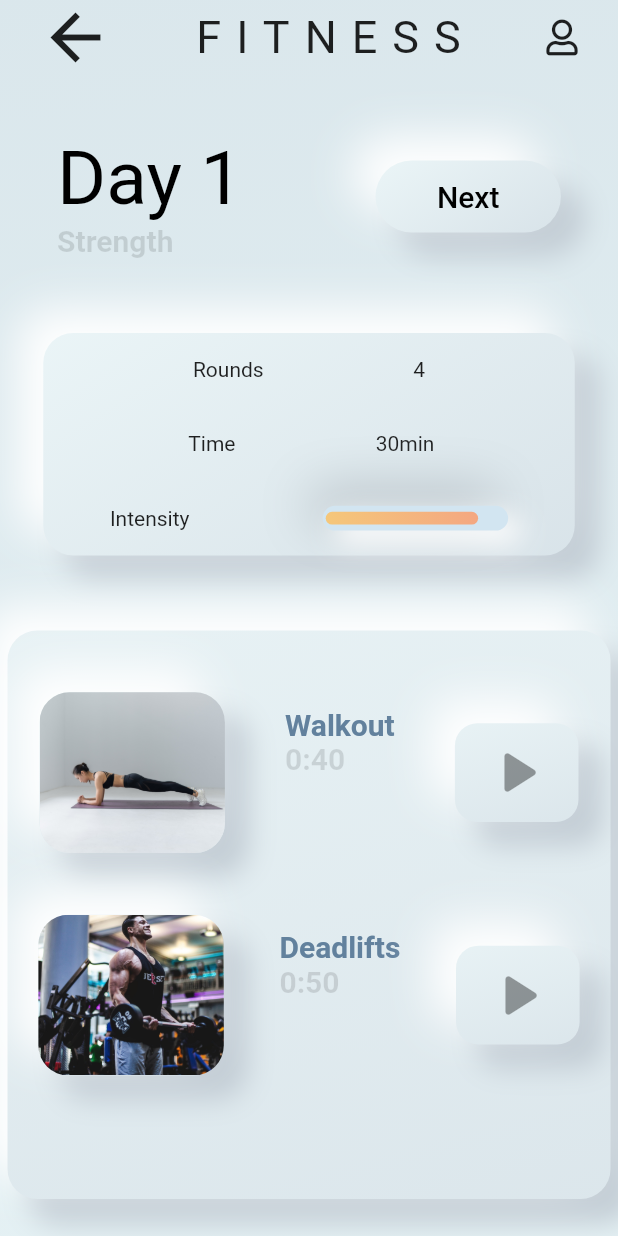
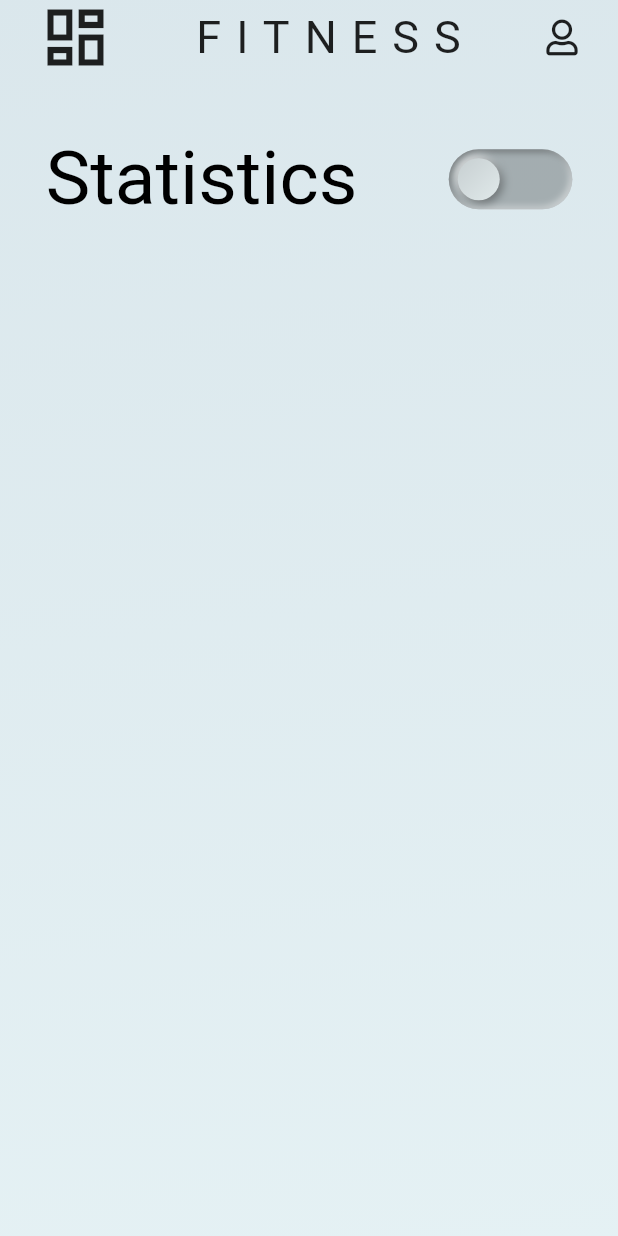
Before and after one commit to KS9004/flutter_fitness_ui_app, a Flutter app: the screen it shows after launch, on a phone screen of 412 x 824 dp. Run offline on Flutter 3.47's test engine with Material 2 defaults, Android fonts, the phone set to English and light mode, and no system bars; drawn by our look-alikes of flutter_neumorphic; our stand-ins replace font_awesome_flutter, get, slider_button; statements that could not run were skipped.

Commit message:
added statistics screen with text,info

```diff
--- a/lib/fitness.dart
+++ b/lib/fitness.dart
@@ -1,7 +1,9 @@
 import 'package:fitness_ui_app/fitnessList.dart';
 import 'package:flutter/material.dart';
 import 'package:font_awesome_flutter/font_awesome_flutter.dart';
+import 'package:get/get.dart';
 
+// ignore: must_be_immutable
 class Fitness extends StatelessWidget {
 var fit = FitnessData();
   @override
@@ -43,14 +45,16 @@ var fit = FitnessData();
                Row(
                  mainAxisAlignment: MainAxisAlignment.spaceAround,
                  children: [
-                 Icon(Icons.arrow_back,size:50.0,),
+                 IconButton(icon: Icon(Icons.arrow_back),
+                     iconSize: 45.0,
+                     onPressed: ()=>Get.back()),
                  Text("FITNESS",style: TextStyle(
                    fontSize: 30.0,
                    letterSpacing: 10.0,
                  ),),
                    Icon(FontAwesomeIcons.user )
                ],),
-               SizedBox(height:40.0),
+               SizedBox(height:35.0),
                Row(
                  mainAxisAlignment: MainAxisAlignment.spaceAround,
                  children: [
--- /dev/null
+++ b/lib/fitness_homepage.dart
@@ -0,0 +1,122 @@
+import 'package:flutter/material.dart';
+import 'package:flutter_neumorphic/flutter_neumorphic.dart';
+import 'package:font_awesome_flutter/font_awesome_flutter.dart';
+import 'package:slider_button/slider_button.dart';
+import 'package:get/get.dart';
+
+import 'fitness.dart';
+
+// ignore: must_be_immutable
+class FitnessHome extends StatelessWidget {
+  RxBool value = false.obs;
+
+  @override
+  Widget build(BuildContext context) {
+    MediaQueryData deviceSize = MediaQuery.of(context);
+    return Scaffold(
+        backgroundColor:Color(0xffC9E0ED),
+        body: SafeArea(
+          child: Container(
+            height: double.infinity,
+            width: double.infinity,
+            decoration: BoxDecoration(
+                gradient: LinearGradient(
+                    begin: Alignment(-1.0, -4.0),
+                    end: Alignment(1.0, 4.0),
+                    colors: [
+                      Color(0xFFccd9e1),
+                      Color(0xFFf3ffff),
+                    ]
+                ),
+                boxShadow: [
+                  BoxShadow(
+                      color: Color(0xffd8e5ee),
+                      offset: Offset(5.0, 5.0),
+                      blurRadius: 15.0,
+                      spreadRadius: 1.0
+                  ),
+                  BoxShadow(
+                      color: Color(0xffeefdff),
+                      offset: Offset(-5.0, -5.0),
+                      blurRadius: 15.0,
+                      spreadRadius: 1.0
+                  ),
+                ]
+            ),
+            child: Column(
+
+              children: [
+                Row(
+                  mainAxisAlignment: MainAxisAlignment.spaceAround,
+                  children: [
+                    Icon(Icons.dashboard_outlined,size:50.0,),
+                    Text("FITNESS",style: TextStyle(
+                      fontSize: 30.0,
+                      letterSpacing: 10.0,
+                    ),),
+                    Icon(FontAwesomeIcons.user )
+                  ],),
+                SizedBox(height:40.0),
+                Row(
+                  mainAxisAlignment: MainAxisAlignment.spaceAround,
+                  children: [
+                    RichText(text: TextSpan(text: "Statistics",
+                        style: TextStyle(color: Colors.black,fontSize: 50.0),
+
+                    ),
+                    ),
+                    Container(
+                      width: deviceSize.size.width*0.2,
+                      // decoration: BoxDecoration(
+                      //     borderRadius: BorderRadius.circular(40.0),
+                      //     gradient: LinearGradient(
+                      //         begin: Alignment(-1.0, -4.0),
+                      //         end: Alignment(1.0, 4.0),
+                      //         colors: [
+                      //           Color(0xfff5ffff),
+                      //           Color(0xffced9e1)
+                      //         ]
+                      //     ),
+                      //     boxShadow: [
+                      //       BoxShadow(
+                      //           offset: Offset(15, 15),
+                      //           color: Color(0xffc3cdd5),
+                      //           blurRadius: 15,
+                      //           spreadRadius: 1.0
+                      //       ),
+                      //       BoxShadow(
+                      //         offset: Offset(-15, -15),
+                      //         color: Color(0xffffffff),
+                      //         blurRadius: 25,
+                      //         spreadRadius: 1.0,
+                      //       ),
+                      //     ]
+                      // ),
+                      child: Obx(()
+                       => NeumorphicSwitch(
+                          onChanged:(_){
+                            Get.to(Fitness());
+                            value.value =true;
+                          },
+                          value: value.value,
+                          curve:Neumorphic.DEFAULT_CURVE,
+                          height: 40,
+                         isEnabled: true,
+                          duration: Duration(seconds: 2),
+                          style: NeumorphicSwitchStyle(
+                            inactiveTrackColor: Colors.black26
+                          ),
+                          ),
+                      ),
+                      ),
+
+
+                  ],
+                ),
+              ],
+            ),
+          ),
+        )
+    );
+  }
+}
--- a/lib/main.dart
+++ b/lib/main.dart
@@ -1,6 +1,8 @@
 import 'package:fitness_ui_app/fitness.dart';
 import 'package:flutter/material.dart';
 import 'package:get/get.dart';
+
+import 'fitness_homepage.dart';
 
 void main() {
   runApp(FitnessApp());
@@ -10,7 +12,7 @@ class FitnessApp extends StatelessWidget {
   @override
   Widget build(BuildContext context) {
     return GetMaterialApp(
-      home: Fitness(),
+      home: FitnessHome(),
     );
   }
 }
--- a/pubspec.yaml
+++ b/pubspec.yaml
@@ -31,6 +31,7 @@ dependencies:
   get: ^3.24.0
   font_awesome_flutter: ^8.11.0
   flutter_neumorphic: ^3.0.3
+  slider_button: ^0.0.32
 
 
 dev_dependencies:
```
Also changed, not shown: pubspec.lock.
